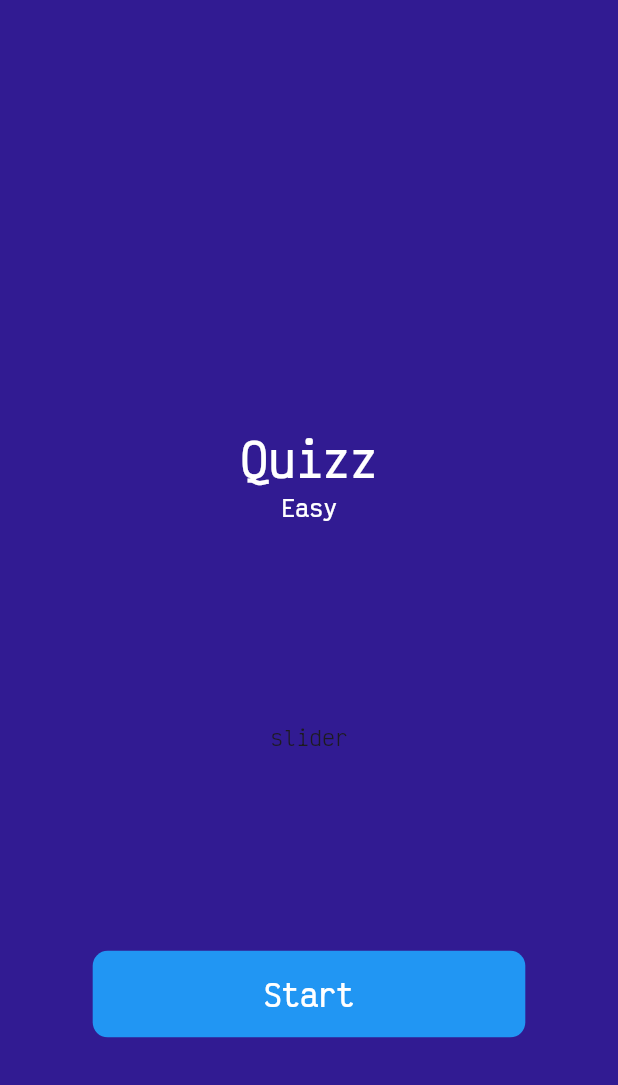
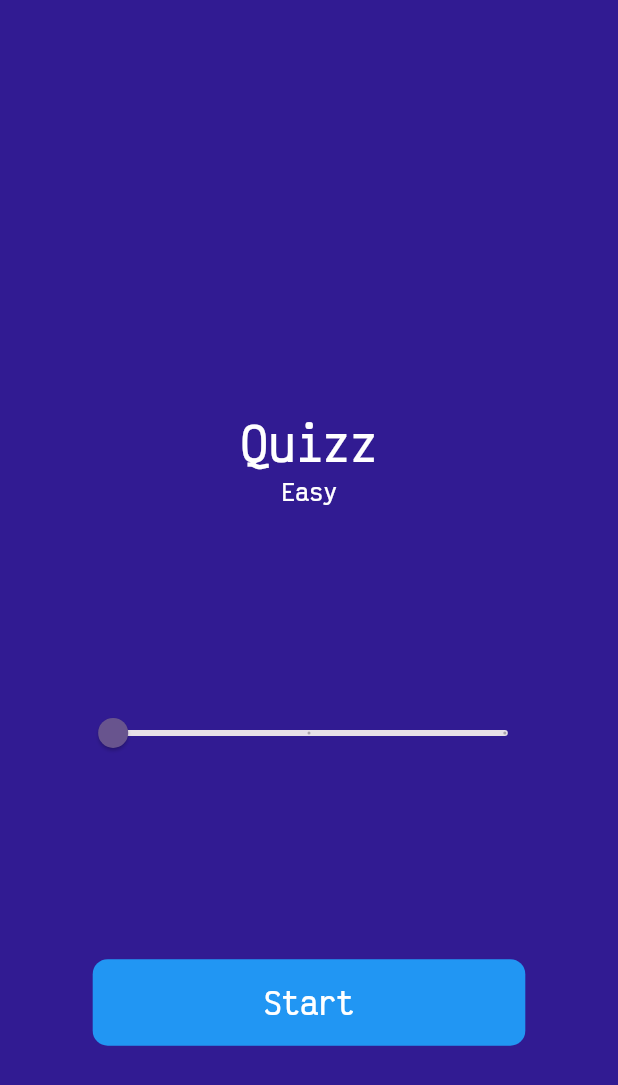
Before and after one commit to Boahen123/Quizz, a Flutter app: the screen it shows after launch, on a phone screen of 412 x 824 dp. Shown: the top 1085 px of the screen. Run offline on Flutter 3.47's test engine with Material 2 defaults, Android fonts, the phone set to English and light mode, and no system bars; our stand-ins replace dio.

Commit message:
cleaning app

```diff
--- a/lib/widgets/slider.dart
+++ b/lib/widgets/slider.dart
@@ -9,10 +9,26 @@ class SliderWidget extends StatefulWidget {
 }
 
 class _SliderWidgetState extends State<SliderWidget> {
+  double difficulty = 0;
+
+  List<String> difficultyLevels = <String>['Easy', 'Medium', 'Hard'];
+
   @override
   Widget build(BuildContext context) {
     return Container(
+        width: widget.deviceHeight! * 0.4,
         padding: EdgeInsets.symmetric(horizontal: widget.deviceHeight! * 0.01),
-        child: const Text('slider'));
+        child: Slider(
+          value: difficulty,
+          onChanged: (value) {
+            setState(() {
+              difficulty = value;
+              print(value);
+            });
+          },
+          divisions: 2,
+          min: 0,
+          max: 2,
+        ));
   }
 }
--- a/lib/widgets/start_button.dart
+++ b/lib/widgets/start_button.dart
@@ -26,6 +26,5 @@ class StartButton extends StatelessWidget {
         ),
       ),
     );
-    ;
   }
 }
```
